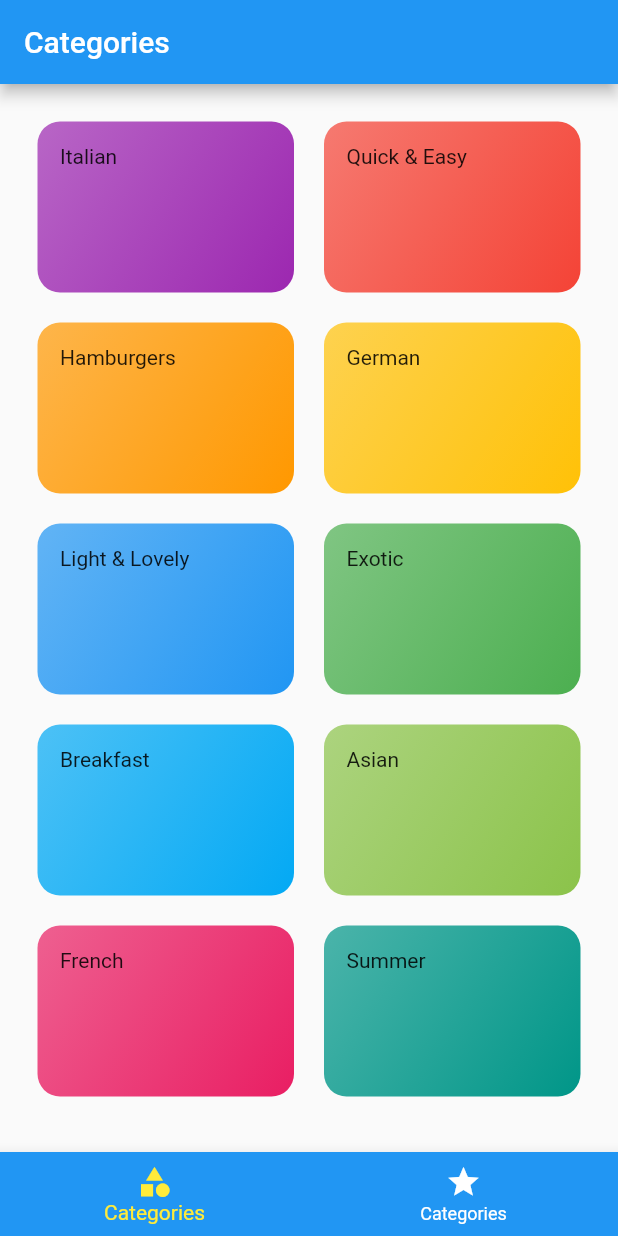
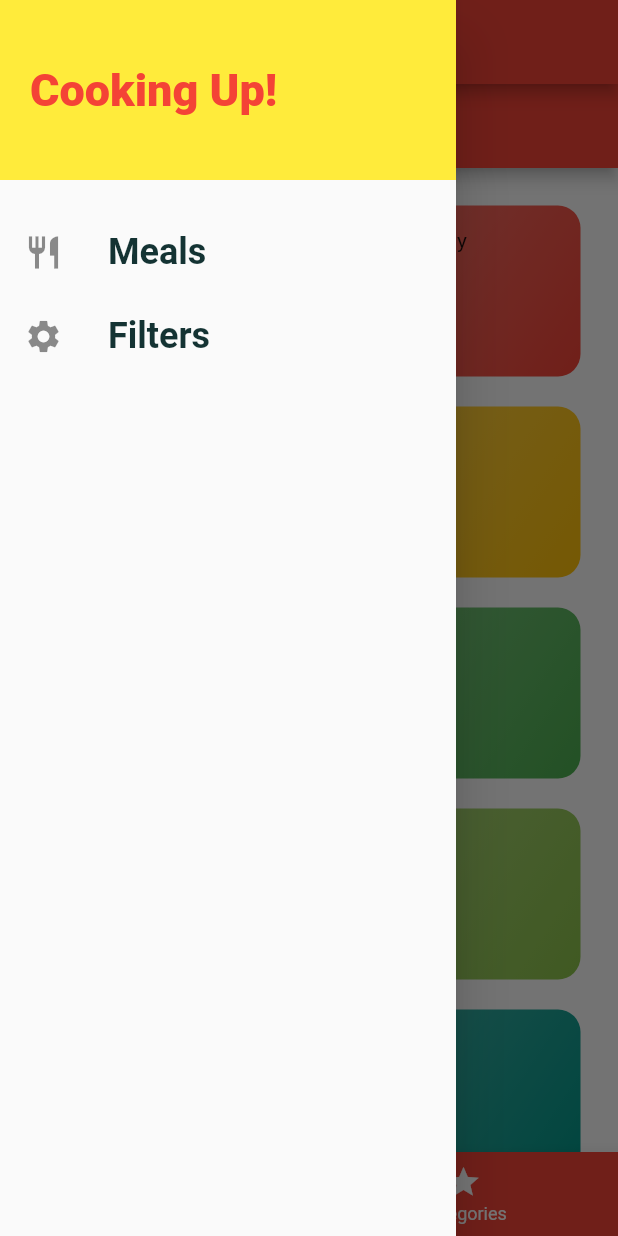
Before and after one commit to Issei-Hiramatsu/meal_app, a Flutter app: the screen it shows after launch, with the side drawer open (before the commit the screen has no drawer), on a phone screen of 412 x 824 dp. Run offline on Flutter 3.47's test engine with Material 2 defaults, Android fonts, the phone set to English and light mode, and no system bars; Roboto replaces fonts that are missing (RobotoCondensed).

Commit message:
drawerの追加　左から出てくるやつ

```diff
--- a/lib/main.dart
+++ b/lib/main.dart
@@ -17,7 +17,7 @@ class MyApp extends StatelessWidget {
     return MaterialApp(
       title: 'Flutter Demo',
       theme: ThemeData(
-          primarySwatch: Colors.blue,
+          primarySwatch: Colors.red,
           textTheme: ThemeData.light().textTheme.copyWith(
               bodyText1: TextStyle(color: Color.fromRGBO(20, 51, 51, 1)),
               subtitle1: TextStyle(
--- a/lib/screens/categories_screen.dart
+++ b/lib/screens/categories_screen.dart
@@ -1,12 +1,16 @@
 import 'package:flutter/material.dart';
 
-import '../../dummy_data.dart';
+import '../dummy_data.dart';
 import '../widgets/category_item.dart';
 
 class CategoriesScreen extends StatelessWidget {
   @override
   Widget build(BuildContext context) {
     return Scaffold(
+        appBar: AppBar(
+            title: const Text(
+          'DeliMeal',
+        )),
         body: GridView(
           padding: const EdgeInsets.all(25),
           //catData = categoryDataの略
--- a/lib/screens/tabs_screen.dart
+++ b/lib/screens/tabs_screen.dart
@@ -1,7 +1,8 @@
 import 'package:flutter/material.dart';
-import 'package:meal_app/screens/favourites_screen.dart';
 
+import '/screens/favourites_screen.dart';
 import './categories_screen.dart';
+import '/widgets/main_drawer.dart';
 
 class TabsScreen extends StatefulWidget {
   @override
@@ -31,6 +32,7 @@ class _TabsScreenState extends State<TabsScreen> {
         appBar: AppBar(
           title: Text(_pages[_selectedPageIndex]['title'] as String),
         ),
+        drawer: MainDrawer(),
         body: (_pages[_selectedPageIndex]['page'] as Widget),
         bottomNavigationBar: BottomNavigationBar(
           onTap: _selectPage,
--- /dev/null
+++ b/lib/widgets/main_drawer.dart
@@ -0,0 +1,51 @@
+import 'package:flutter/material.dart';
+import 'package:flutter/src/foundation/key.dart';
+import 'package:flutter/src/widgets/framework.dart';
+
+class MainDrawer extends StatelessWidget {
+  Widget buildListTile(String title, IconData icon) {
+    return ListTile(
+      leading: Icon(
+        icon,
+        size: 26,
+      ),
+      title: Text(
+        title,
+        style: TextStyle(
+          fontFamily: 'RobotoCondensed',
+          fontSize: 24,
+          fontWeight: FontWeight.bold,
+        ),
+      ),
+      onTap: () {},
+    );
+  }
+
+  @override
+  Widget build(BuildContext context) {
+    return Drawer(
+        child: Column(
+      children: [
+        Container(
+          height: 120,
+          width: double.infinity,
+          padding: EdgeInsets.all(20),
+          alignment: Alignment.centerLeft,
+          color: Colors.yellow,
+          child: Text(
+            'Cooking Up!',
+            style: TextStyle(
+                fontWeight: FontWeight.w900,
+                fontSize: 30,
+                color: Theme.of(context).primaryColor),
+          ),
+        ),
+        SizedBox(
+          height: 20,
+        ),
+        buildListTile('Meals', Icons.restaurant),
+        buildListTile('Filters', Icons.settings),
+      ],
+    ));
+  }
+}
```
Also changed, not shown: lib/widgets/screens/categories_screen.dart (deleted, +0 -28 lines). Lines whose indentation alone changed are shown as unchanged.
